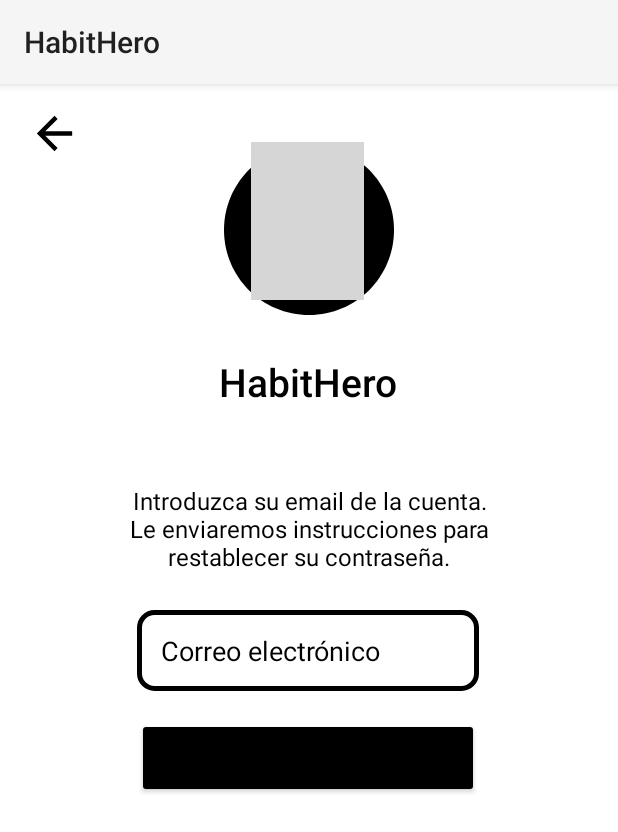
After one commit to AlejandroVialardSantana/HabitHero, an Android app: the ResetPasswordActivity screen opened directly, with no data from a screen before it, on a phone screen of 412 x 824 dp. The commit adds this screen. Shown: the top 832 px of the screen. Run offline under Robolectric (Android 15) with nearby library versions, the phone set to English and light mode, and no system bars; our stand-ins replace Firebase (no records; nobody signed in at launch, a user with empty details on screens opened directly); libraries missing offline, so code that uses them is left out: io.grpc; grey boxes are pictures that could not be loaded.

Commit message:
FEAT: Activity de reseteo de contraseña

```diff
--- a/app/src/main/AndroidManifest.xml
+++ b/app/src/main/AndroidManifest.xml
@@ -45,6 +45,11 @@
             android:exported="true">
         </activity>
 
+        <activity
+            android:name=".ui.activities.ResetPasswordActivity"
+            android:exported="true">
+        </activity>
+
         <receiver android:name=".receivers.AlarmReceiver" />
 
         <receiver android:name=".receivers.BootCompletedReceiver"
--- a/app/src/main/java/com/avs/habithero/repositories/AuthRepository.kt
+++ b/app/src/main/java/com/avs/habithero/repositories/AuthRepository.kt
@@ -101,4 +101,18 @@ class AuthRepository {
         }
         return result
     }
+
+    fun resetPassword(email: String): LiveData<Result<Boolean>> {
+        val result = MutableLiveData<Result<Boolean>>()
+
+        auth.sendPasswordResetEmail(email).addOnCompleteListener { task ->
+            if (task.isSuccessful) {
+                result.value = Result.success(true)
+            } else {
+                result.value =
+                    Result.failure(task.exception ?: Exception("An unknown error occurred"))
+            }
+        }
+        return result
+    }
 }
--- a/app/src/main/java/com/avs/habithero/ui/activities/LoginActivity.kt
+++ b/app/src/main/java/com/avs/habithero/ui/activities/LoginActivity.kt
@@ -18,7 +18,6 @@ class LoginActivity : BaseActivity() {
         binding = ActivityLoginBinding.inflate(layoutInflater)
         setContentView(binding.root)
 
-        // TODO: Inyectar repositorio mediante un factory
         val authRepository = AuthRepository()
         authViewModel = AuthViewModel(authRepository)
 
@@ -42,6 +41,11 @@ class LoginActivity : BaseActivity() {
 
         binding.signUpLink.setOnClickListener {
             val intent = Intent(this, SignUpActivity::class.java)
+            startActivity(intent)
+        }
+
+        binding.changePasswordLink.setOnClickListener {
+            val intent = Intent(this, ResetPasswordActivity::class.java)
             startActivity(intent)
         }
 
--- /dev/null
+++ b/app/src/main/java/com/avs/habithero/ui/activities/ResetPasswordActivity.kt
@@ -0,0 +1,61 @@
+package com.avs.habithero.ui.activities
+
+import android.os.Bundle
+import android.util.Patterns
+import android.widget.Toast
+import androidx.appcompat.app.AppCompatActivity
+import com.avs.habithero.databinding.ActivityResetPasswordBinding
+import com.avs.habithero.repositories.AuthRepository
+import com.avs.habithero.viewmodel.AuthViewModel
+
+class ResetPasswordActivity: AppCompatActivity() {
+
+    private lateinit var binding: ActivityResetPasswordBinding
+    private lateinit var authViewModel: AuthViewModel
+
+    override fun onCreate(savedInstanceState: Bundle?) {
+        super.onCreate(savedInstanceState)
+        binding = ActivityResetPasswordBinding.inflate(layoutInflater)
+        setContentView(binding.root)
+    }
+
+    override fun onStart() {
+        super.onStart()
+        val authRepository = AuthRepository()
+        authViewModel = AuthViewModel(authRepository)
+
+        binding.backIcon.setOnClickListener {
+            finish()
+        }
+
+        binding.changePasswordButton.setOnClickListener {
+            val email = binding.emailResetInput.text.toString()
+            if (validateEmail(email)) {
+                authViewModel.resetPassword(email).observe(this) { result ->
+                    result.onSuccess {
+                        onResetPasswordSuccess()
+                    }
+                    result.onFailure { error ->
+                        onResetPasswordFailure(error.message ?: "Ha ocurrido un error desconocido")
+                    }
+                }
+            }
+        }
+    }
+
+    private fun validateEmail(email: String): Boolean {
+        if (email.isEmpty() || !Patterns.EMAIL_ADDRESS.matcher(email).matches()) {
+            Toast.makeText(this, "Por favor, ingrese un correo electrónico válido.", Toast.LENGTH_SHORT).show()
+            return false
+        }
+        return true
+    }
+
+    private fun onResetPasswordSuccess() {
+        Toast.makeText(this, "Se ha enviado un correo electrónico para restablecer la contraseña.", Toast.LENGTH_SHORT).show()
+    }
+
+    private fun onResetPasswordFailure(errorMessage: String) {
+        Toast.makeText(this, errorMessage, Toast.LENGTH_SHORT).show()
+    }
+}
--- a/app/src/main/java/com/avs/habithero/viewmodel/AuthViewModel.kt
+++ b/app/src/main/java/com/avs/habithero/viewmodel/AuthViewModel.kt
@@ -31,4 +31,8 @@ class AuthViewModel(private val authRepository: AuthRepository) : ViewModel() {
     fun getUsername(): LiveData<String> {
         return authRepository.getUsername()
     }
+
+    fun resetPassword(email: String): LiveData<Result<Boolean>> {
+        return authRepository.resetPassword(email)
+    }
 }
--- /dev/null
+++ b/app/src/main/res/layout/activity_reset_password.xml
@@ -0,0 +1,113 @@
+<?xml version="1.0" encoding="utf-8"?>
+<androidx.constraintlayout.widget.ConstraintLayout xmlns:android="http://schemas.android.com/apk/res/android"
+    xmlns:app="http://schemas.android.com/apk/res-auto"
+    xmlns:tools="http://schemas.android.com/tools"
+    android:layout_width="match_parent"
+    android:layout_height="match_parent"
+    android:background="@color/white">
+
+    <Button
+        android:id="@+id/changePasswordButton"
+        android:layout_width="228dp"
+        android:layout_height="53dp"
+        android:backgroundTint="@color/black"
+        android:fontFamily="@font/roboto_regular"
+        android:text="@string/change_password"
+        android:textSize="16sp"
+        app:layout_constraintBottom_toBottomOf="parent"
+        app:layout_constraintEnd_toEndOf="parent"
+        app:layout_constraintHorizontal_bias="0.496"
+        app:layout_constraintStart_toStartOf="parent"
+        app:layout_constraintTop_toBottomOf="@+id/emailResetInput"
+        app:layout_constraintVertical_bias="0.058" />
+
+
+    <ImageView
+        android:id="@+id/backIcon"
+        android:layout_width="39dp"
+        android:layout_height="35dp"
+        app:layout_constraintBottom_toBottomOf="parent"
+        app:layout_constraintEnd_toEndOf="parent"
+        app:layout_constraintHorizontal_bias="0.045"
+        app:layout_constraintStart_toStartOf="parent"
+        app:layout_constraintTop_toTopOf="parent"
+        app:layout_constraintVertical_bias="0.021"
+        app:srcCompat="@drawable/ic_arrow_back" />
+
+    <ImageView
+        android:id="@+id/logo"
+        android:layout_width="141dp"
+        android:layout_height="136dp"
+        android:src="@drawable/ic_logo_circle"
+        app:layout_constraintBottom_toBottomOf="parent"
+        app:layout_constraintEnd_toEndOf="parent"
+        app:layout_constraintStart_toStartOf="parent"
+        app:layout_constraintTop_toTopOf="parent"
+        app:layout_constraintVertical_bias="0.046" />
+
+    <ImageView
+        android:id="@+id/iconoPantryChef"
+        android:layout_width="75dp"
+        android:layout_height="105dp"
+        android:src="@drawable/ic_logo"
+        app:layout_constraintBottom_toBottomOf="parent"
+        app:layout_constraintEnd_toEndOf="parent"
+        app:layout_constraintHorizontal_bias="0.498"
+        app:layout_constraintStart_toStartOf="parent"
+        app:layout_constraintTop_toTopOf="parent"
+        app:layout_constraintVertical_bias="0.058" />
+
+
+    <TextView
+        android:id="@+id/title"
+        android:layout_width="wrap_content"
+        android:layout_height="wrap_content"
+        android:layout_marginTop="12dp"
+        android:fontFamily="@font/roboto_medium"
+        android:text="@string/app_name"
+        android:textColor="@color/black"
+        android:textSize="26sp"
+        app:layout_constraintBottom_toBottomOf="parent"
+        app:layout_constraintEnd_toEndOf="parent"
+        app:layout_constraintHorizontal_bias="0.498"
+        app:layout_constraintStart_toStartOf="parent"
+        app:layout_constraintTop_toBottomOf="@+id/logo"
+        app:layout_constraintVertical_bias="0.006" />
+
+    <TextView
+        android:id="@+id/textView4"
+        android:layout_width="309dp"
+        android:layout_height="66dp"
+        android:fontFamily="@font/roboto_regular"
+        android:padding="4dp"
+        android:text="@string/reset_password"
+        android:textAlignment="center"
+        android:textColor="@color/black"
+        android:textSize="16sp"
+        app:layout_constraintBottom_toBottomOf="parent"
+        app:layout_constraintEnd_toEndOf="parent"
+        app:layout_constraintStart_toStartOf="parent"
+        app:layout_constraintTop_toBottomOf="@+id/title"
+        app:layout_constraintVertical_bias="0.096" />
+
+    <EditText
+        android:id="@+id/emailResetInput"
+        android:layout_width="228dp"
+        android:layout_height="54dp"
+        android:background="@drawable/edittext_rounded_borders"
+        android:ems="10"
+        android:fontFamily="@font/roboto_regular"
+        android:hint="@string/email"
+        android:inputType="textEmailAddress"
+        android:paddingStart="16dp"
+        android:paddingEnd="16dp"
+        android:textColor="@color/black"
+        android:textColorHint="@color/black"
+        app:layout_constraintBottom_toBottomOf="parent"
+        app:layout_constraintEnd_toEndOf="parent"
+        app:layout_constraintHorizontal_bias="0.496"
+        app:layout_constraintStart_toStartOf="parent"
+        app:layout_constraintTop_toBottomOf="@+id/textView4"
+        app:layout_constraintVertical_bias="0.057" />
+
+</androidx.constraintlayout.widget.ConstraintLayout>
--- a/app/src/main/res/values/strings.xml
+++ b/app/src/main/res/values/strings.xml
@@ -18,6 +18,9 @@
     <string name="confirm_password">Confirmar contraseña</string>
     <string name="have_account">¿Ya tienes cuenta?</string>
     <string name="login_link"><u>Inicia sesión</u></string>
+
+    <string name="reset_password">Introduzca su email de la cuenta. Le enviaremos instrucciones para restablecer su contraseña.</string>
+    <string name="change_password">Cambiar contraseña</string>
 
     <!-- Bottom Navigation -->
     <string name="home">Inicio</string>
```
Also changed, not shown: 2 other files.
